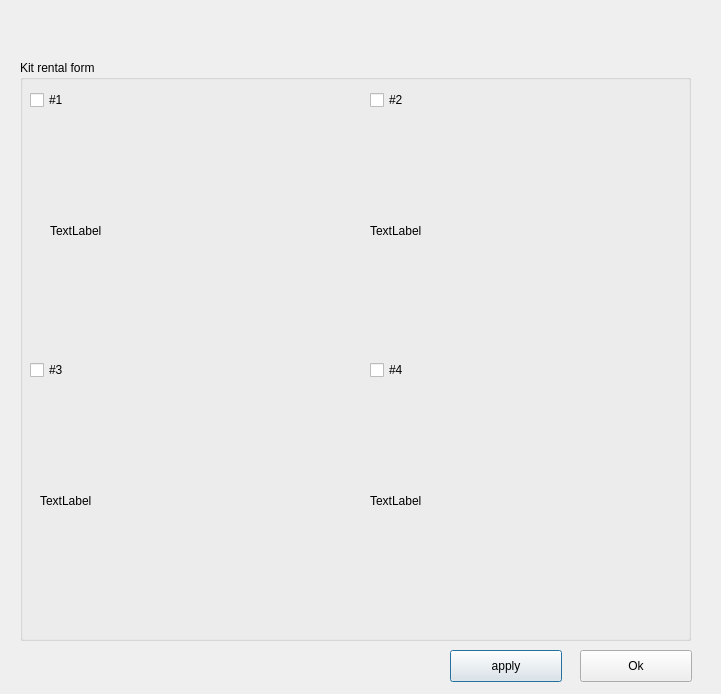
Before: the Qt Designer form GUI/userKitRental.ui in addinedu-ros-8th/iot-repo-6, drawn with Qt 5.
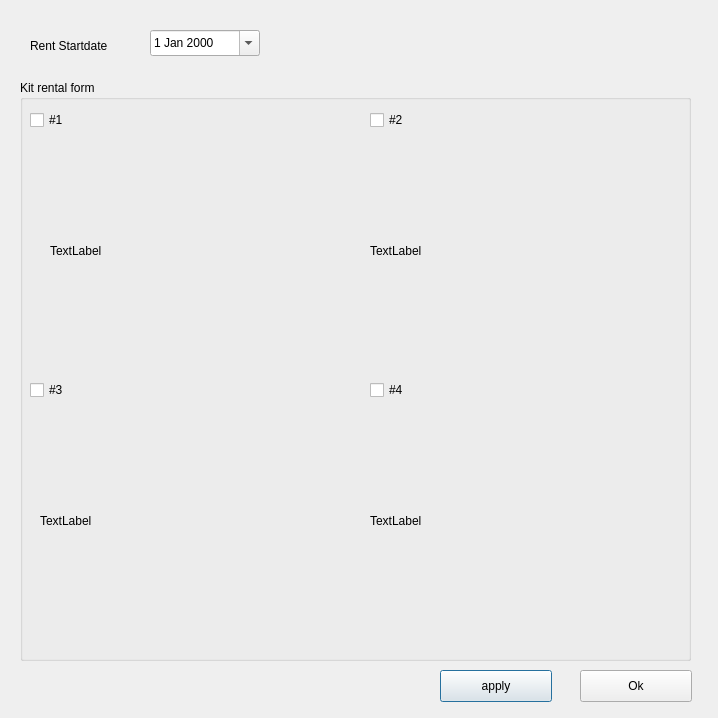
After: the same form once the commit is applied.

```diff
--- a/GUI/userKitRental.ui
+++ b/GUI/userKitRental.ui
@@ -6,8 +6,8 @@
    <rect>
     <x>0</x>
     <y>0</y>
-    <width>721</width>
-    <height>694</height>
+    <width>718</width>
+    <height>718</height>
    </rect>
   </property>
   <property name="windowTitle">
@@ -17,7 +17,7 @@
    <property name="geometry">
     <rect>
      <x>20</x>
-     <y>60</y>
+     <y>80</y>
      <width>671</width>
      <height>581</height>
     </rect>
@@ -133,8 +133,8 @@
   <widget class="QPushButton" name="kitRentButton">
    <property name="geometry">
     <rect>
-     <x>450</x>
-     <y>650</y>
+     <x>440</x>
+     <y>670</y>
      <width>112</width>
      <height>32</height>
     </rect>
@@ -147,7 +147,7 @@
    <property name="geometry">
     <rect>
      <x>580</x>
-     <y>650</y>
+     <y>670</y>
      <width>112</width>
      <height>32</height>
     </rect>
@@ -156,6 +156,32 @@
     <string>Ok</string>
    </property>
   </widget>
+  <widget class="QDateEdit" name="dateEdit">
+   <property name="geometry">
+    <rect>
+     <x>150</x>
+     <y>30</y>
+     <width>110</width>
+     <height>26</height>
+    </rect>
+   </property>
+   <property name="calendarPopup">
+    <bool>true</bool>
+   </property>
+  </widget>
+  <widget class="QLabel" name="label">
+   <property name="geometry">
+    <rect>
+     <x>30</x>
+     <y>30</y>
+     <width>111</width>
+     <height>31</height>
+    </rect>
+   </property>
+   <property name="text">
+    <string>Rent Startdate</string>
+   </property>
+  </widget>
  </widget>
  <resources/>
  <connections/>
```
